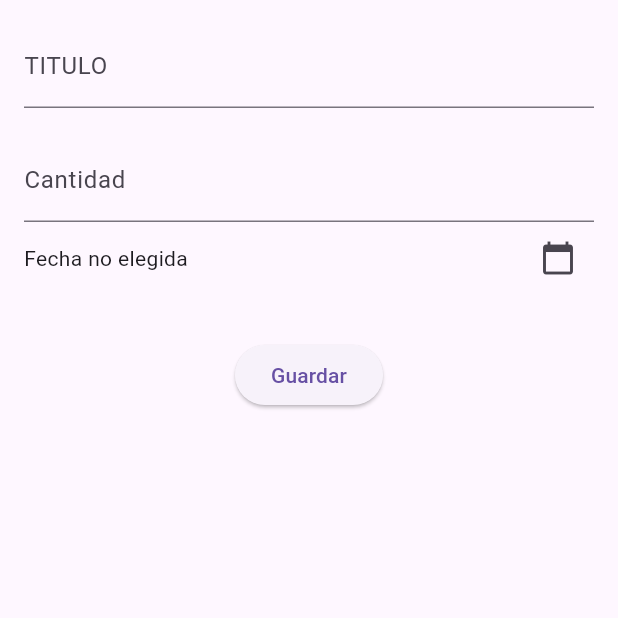
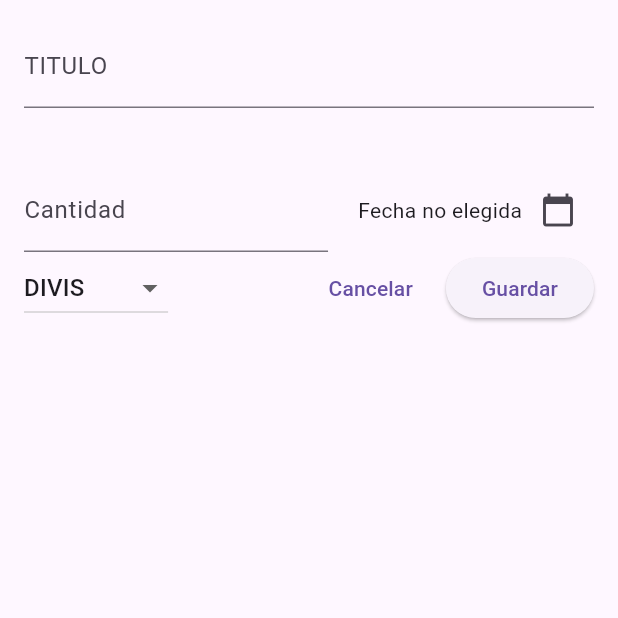
Before and after one commit to May-ecr/superSuperGeniales, a Flutter app: the screen it shows after launch, after a tap on the "add" icon, on a phone screen of 412 x 824 dp, the top half of it. Run offline on Flutter 3.47's test engine with Material 3 defaults, Android fonts, the phone set to English and light mode, and no system bars.

Commit message:
cambio 5: cuestionario fin

```diff
--- a/proyectofinal/lib/cuestionario.dart
+++ b/proyectofinal/lib/cuestionario.dart
@@ -14,24 +14,13 @@ class Cuestionario extends StatefulWidget{
 //se crea para guardar todos los datos del cuestionario
 class _CuestionarioState extends State<Cuestionario>{
 
-
-
-// @override
-//   Widget build(BuildContext context) {
-//     return const MaterialApp(
-//       home: Scaffold(
-//         body: Center(
-//           child: Text("HOLAAAAAAAA SOLO QUIERO VER SI ESTO FUNCIONA "),
-//         ),
-//       ),
-//     );
-//   }
-
 //dentro de aqui van todas las cosas que se van a ver en pantalla
 //botones cajas de texto y mas
 final TextEditingController _tituloControlador = TextEditingController();
 final TextEditingController _cantidadControlador = TextEditingController();
 //variablespara guardar lo que pone el usuario
+
+String _seleccionarCategoria = "DIVIS";
 
 // h  variable para guardar la fecha
 DateTime? _fechaSeleccionada;
@@ -59,6 +48,7 @@ void _seleccionarFecha() async {
         body: Padding(//es espacio alrededor
           padding: EdgeInsets.all(16),//agrega 16 pixeles para todo los datos
           child: Column(//sirve para agregar cosas una debajo de otra de forma vertical
+          //AQUIIII O EN DONDE???
             children: [//todos los elementos dentro de la columna se guardan en los children
               TextField(//es la caja donde el usuario escribira
                 controller: _tituloControlador,//conectar las variables con los textfield
@@ -67,32 +57,62 @@ void _seleccionarFecha() async {
                 ),
               ),
               SizedBox(height: 20), //sirve para separar un campo de otro
-              TextField(
+
+            const SizedBox(height: 20,),
+
+            Row(
+              children: [
+                Expanded(child:
+                TextField(
                 controller: _cantidadControlador,
                 decoration: InputDecoration(
-                  labelText: 'Cantidad',
+                labelText: 'Cantidad',
                 ),
                 keyboardType: TextInputType.number,//para teclado numerico
               ),
+              ),
+              const SizedBox(width: 20,),
+
               //h fila para elegir la fecha
               Row(// es como una caja para organizar los elementos
+              mainAxisAlignment: MainAxisAlignment.spaceBetween,//sirve para acomodar los elementos, tecnicamente dice manda todo lo que este aqui al final row es a la derecha
               children: [
-                Expanded(
-                  child: Text(
-                    _fechaSeleccionada == null
-                        ? "Fecha no elegida"
-                        : "Fecha: ${_fechaSeleccionada!.day}/${_fechaSeleccionada!.month}/${_fechaSeleccionada!.year}",
-                  ),
-                ),
+              Text(
+                _fechaSeleccionada == null
+                ?"Fecha no elegida" : "${_fechaSeleccionada!.day}/${_fechaSeleccionada!.month}/${_fechaSeleccionada!.year}",
+              ),
+
                 IconButton(
                   icon: const Icon(Icons.calendar_today),
                   onPressed: _seleccionarFecha,
                 ),
               ],
             ),
-              //h
-              const SizedBox(height: 30,),
+            ],
+            ),
 
+            Row(
+              mainAxisAlignment: MainAxisAlignment.spaceBetween,
+              children: [
+              DropdownButton(//lista desplegable
+              value: _seleccionarCategoria, //usa la variable de arriba para que ya este una seleccionada
+              items: ['COMIDA', 'VIAJE', 'DIVIS', 'TRABAJO'].map((categoria) => DropdownMenuItem(value: categoria,//opciones de la lista, el map lo convierte en un elemento del menu
+              child: Text(categoria)
+              ))
+              .toList(),//convierte todo en una lista
+              onChanged: (nuevaCategoria){//guarda lo que selecciona el usuario
+                setState(() {//sirve para actualizar la pantalla
+                  _seleccionarCategoria = nuevaCategoria!;
+                });
+              } ,
+              ),
+
+              Row(children: [
+                TextButton(onPressed: (){Navigator.pop(context);
+                }, child: const Text("Cancelar"),
+                ),
+                const SizedBox(width: 10,),//sirve de separador
+                //h
               ElevatedButton(//boton normal
                 onPressed: () {
                   final titulo = _tituloControlador.text;
@@ -104,13 +124,20 @@ void _seleccionarFecha() async {
                     : "${_fechaSeleccionada!.day}/${_fechaSeleccionada!.month}/${_fechaSeleccionada!.year}";
 
                 //  h ahora tiene la fecha en el texto final
-                final textoFinal = "$titulo - \$${cantidad} - $fechaTexto"; //ahi solo le agregue la de la fecha para que lo muestre
+                final textoFinal = "$titulo - \$$cantidad - $fechaTexto"; //ahi solo le agregue la de la fecha para que lo muestre
                 Navigator.pop(context, textoFinal);
 
                 //cierra la pantalla y muestra el texto
               },
               child: Text("Guardar"),
+
               ),
+
+              ],)
+              ],
+            ),
+
+
             ],
           )
       ),
--- a/proyectofinal/lib/pantalla_principal.dart
+++ b/proyectofinal/lib/pantalla_principal.dart
@@ -66,6 +66,10 @@ class _pantallaPrincipalState extends State<pantallaPrincipal>{
         final nuevoGasto = await Navigator.of(context).push(
           MaterialPageRoute(builder: (context) => const Cuestionario(),),
         );
+
+        print("VALORR QUE SE REGRESA: $nuevoGasto");
+
+
         if (nuevoGasto != null){
           _agregarGasto(nuevoGasto);
         }
```
